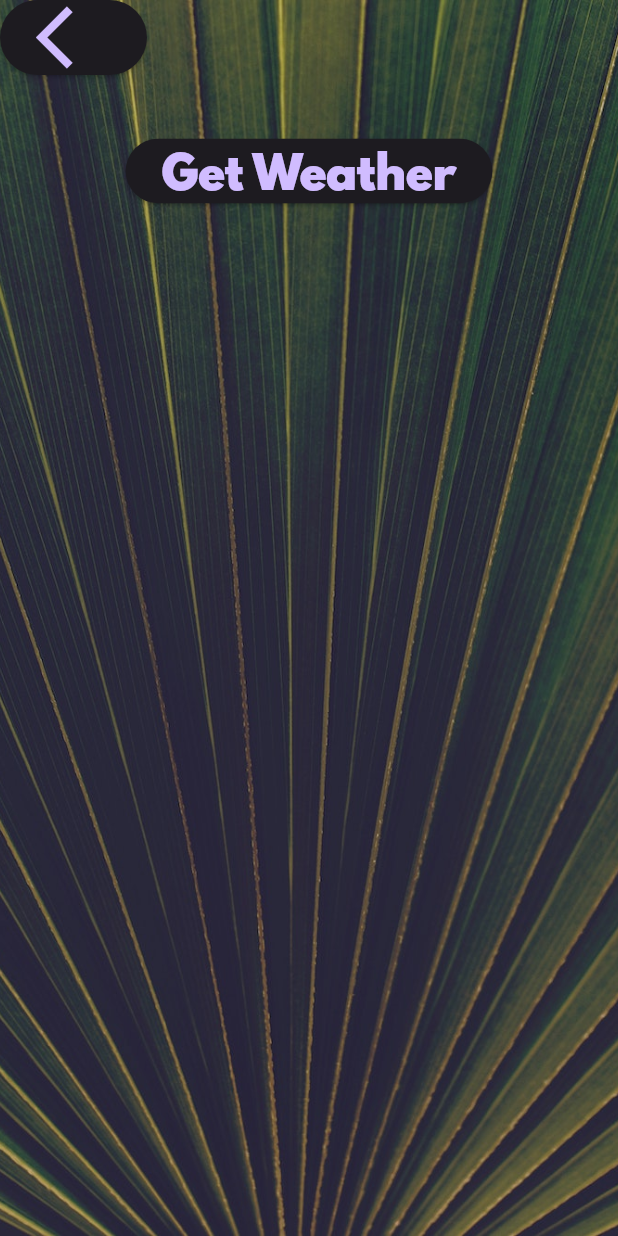
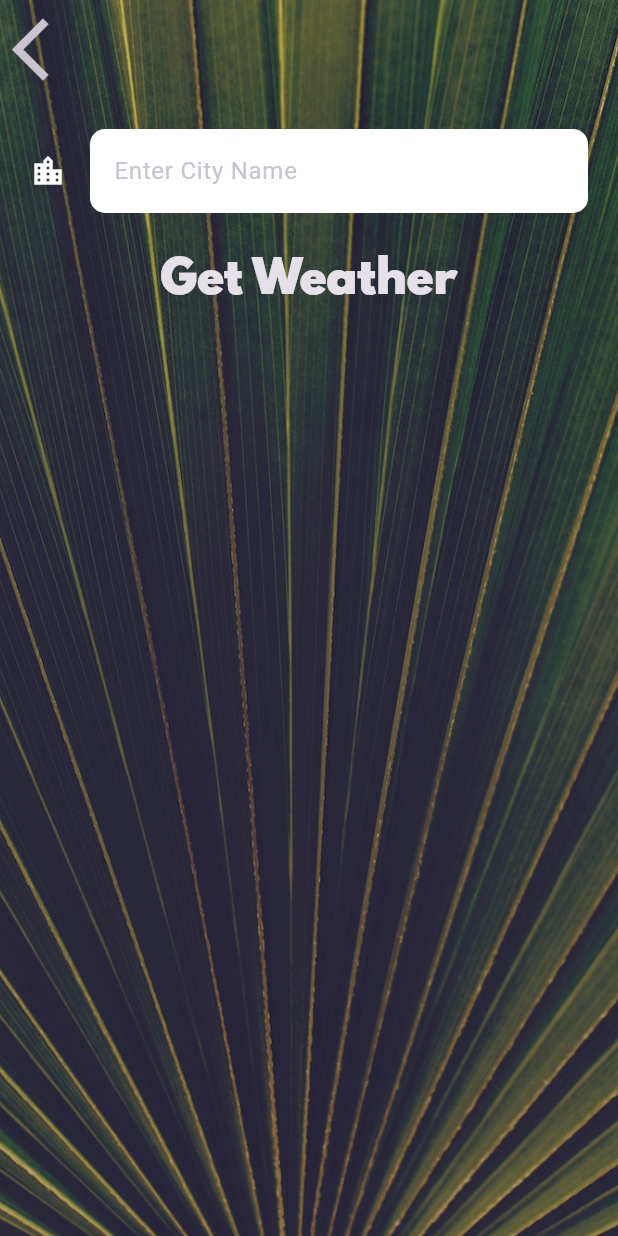
Before and after one commit to Mohalimmed/Clima, a Flutter app: the CityScreen screen opened directly, on a phone screen of 412 x 824 dp. Run offline on Flutter 3.47's test engine with Material 3 defaults, Android fonts, the phone set to English and light mode, and no system bars; our stand-ins replace flutter_spinkit, geolocator; network calls fail.

Commit message:
finishing the app logic of reciving data and modifying some design on the home page

```diff
--- a/lib/screens/city_screen.dart
+++ b/lib/screens/city_screen.dart
@@ -1,6 +1,5 @@
 import 'package:climaa/utilities/constants.dart';
 import 'package:flutter/material.dart';
-
 
 class CityScreen extends StatefulWidget {
   @override
@@ -8,6 +7,8 @@ class CityScreen extends StatefulWidget {
 }
 
 class _CityScreenState extends State<CityScreen> {
+
+  String? cityName;
   @override
   Widget build(BuildContext context) {
     return Scaffold(
@@ -24,9 +25,11 @@ class _CityScreenState extends State<CityScreen> {
             children: <Widget>[
               Align(
                 alignment: Alignment.topLeft,
-                child: ElevatedButton(
-                  onPressed: () {},
-                  child: Icon(
+                child: IconButton(
+                  onPressed: () {
+                    Navigator.pop(context);
+                  },
+                  icon: Icon(
                     Icons.arrow_back_ios,
                     size: 50.0,
                   ),
@@ -34,10 +37,25 @@ class _CityScreenState extends State<CityScreen> {
               ),
               Container(
                 padding: EdgeInsets.all(20.0),
-                child: null,
+                child: TextFormField(
+                  style: TextStyle(
+                    color: Colors.black
+                  ),
+                  decoration: kInputTextField,
+                  onFieldSubmitted: (value){
+                    cityName = value;
+                    Navigator.pop(context, cityName);
+                  },
+                  onChanged: (value){
+                    cityName = value;
+                  },
+                ),
               ),
-              ElevatedButton(
-                onPressed: () {},
+              GestureDetector(
+                onTap: () {
+
+                  Navigator.pop(context, cityName);
+                },
                 child: Text(
                   'Get Weather',
                   style: kButtonTextStyle,
--- a/lib/screens/loading_screen.dart
+++ b/lib/screens/loading_screen.dart
@@ -22,9 +22,9 @@ class _LoadingScreenState extends State<LoadingScreen> {
       lat: location.latitude.toString(),
       lon: location.longitude.toString(),
     );
-    var weatherData = await networkHelper.getData();
+    var weatherData = await networkHelper.getLocationData();
 
-    Navigator.push(
+    Navigator.pushReplacement(
       context,
       MaterialPageRoute(
         builder: (context) => LocationScreen(weatherData: weatherData),
--- a/lib/utilities/constants.dart
+++ b/lib/utilities/constants.dart
@@ -18,3 +18,17 @@ const kButtonTextStyle = TextStyle(
 const kConditionTextStyle = TextStyle(
   fontSize: 100.0,
 );
+
+var kInputTextField = InputDecoration(
+    fillColor: Colors.white,
+    filled: true,
+    hintText: 'Enter City Name',
+    icon: const Icon(
+      Icons.location_city,
+      color: Colors.white,
+    ),
+    border: OutlineInputBorder(
+        borderRadius: BorderRadius.circular(10),
+        borderSide: BorderSide.none
+    )
+);
```
Also changed, not shown: lib/screens/location_screen.dart (+34 -24 lines), lib/services/networking.dart (+21 -2 lines), lib/services/weather.dart (+55 -17 lines).
